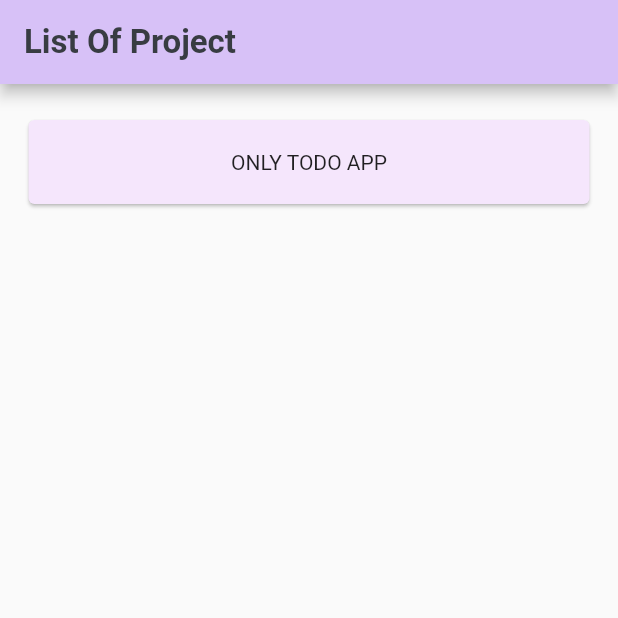
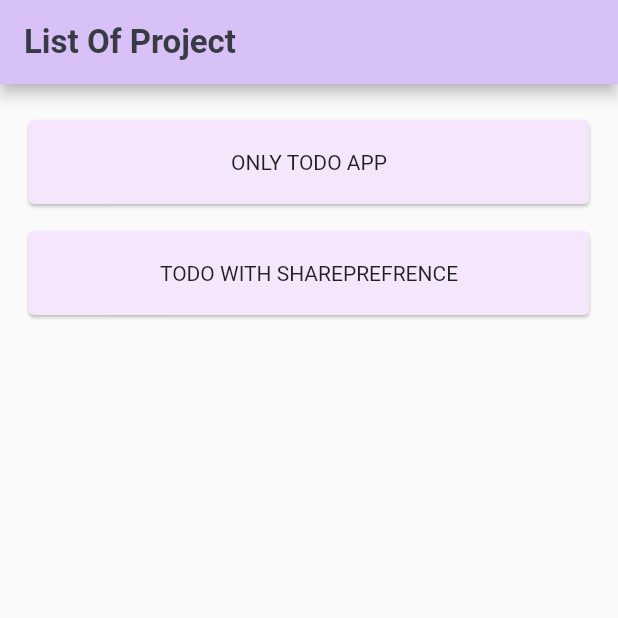
Before and after one commit to januthummar09/to_do_self_project, a Flutter app: the screen it shows after launch, on a phone screen of 412 x 824 dp, the top half of it. Run offline on Flutter 3.47's test engine with Material 2 defaults, Android fonts, the phone set to English and light mode, and no system bars; our stand-ins replace flutter_slidable, shared_preferences.

Commit message:
07-03-2022

```diff
--- a/lib/main.dart
+++ b/lib/main.dart
@@ -31,10 +31,10 @@ class _MyAppState extends State<MyApp> {
       title: 'ONLY TODO APP',
       child: const SpleshScreen(),
     ),
-    // ListItem(
-    //   title: 'TODO WITH SHAREPREFRENCE ',
-    //   child: const ShareprefSpleshScreen(),
-    // ),
+    ListItem(
+      title: 'TODO WITH SHAREPREFRENCE ',
+      child: const ShareprefSpleshScreen(),
+    ),
   ];
   // This widget is the root of your application.
   @override
```
